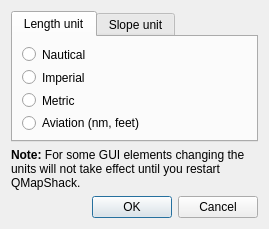
Maproom/qmapshack, file src/qmapshack/units/IUnitsSetup.ui: the form before one commit.
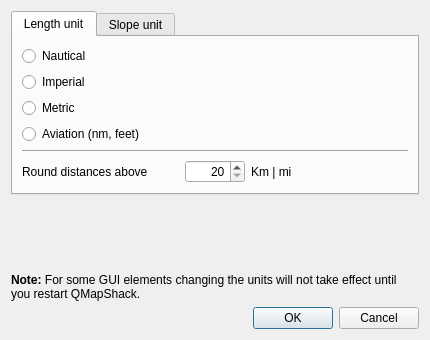
The form after the commit.

Commit message: Add configuration option to handle distance rounding

Patch:
```diff
--- a/src/qmapshack/units/IUnitsSetup.ui
+++ b/src/qmapshack/units/IUnitsSetup.ui
@@ -6,8 +6,8 @@
    <rect>
     <x>0</x>
     <y>0</y>
-    <width>269</width>
-    <height>229</height>
+    <width>430</width>
+    <height>340</height>
    </rect>
   </property>
   <property name="windowTitle">
@@ -52,6 +52,56 @@
          </property>
         </widget>
        </item>
+       <item>
+        <widget class="Line" name="line">
+         <property name="orientation">
+          <enum>Qt::Horizontal</enum>
+         </property>
+        </widget>
+       </item>
+       <item>
+        <layout class="QHBoxLayout" name="horizontalLayout">
+         <item>
+          <widget class="QLabel" name="RoundText">
+           <property name="text">
+            <string>Round distances above</string>
+           </property>
+          </widget>
+         </item>
+         <item>
+          <widget class="QSpinBox" name="spinRoundLimit">
+           <property name="maximumSize">
+            <size>
+             <width>60</width>
+             <height>16777215</height>
+            </size>
+           </property>
+           <property name="layoutDirection">
+            <enum>Qt::LeftToRight</enum>
+           </property>
+           <property name="alignment">
+            <set>Qt::AlignRight|Qt::AlignTrailing|Qt::AlignVCenter</set>
+           </property>
+           <property name="minimum">
+            <number>20</number>
+           </property>
+           <property name="maximum">
+            <number>1000</number>
+           </property>
+           <property name="singleStep">
+            <number>10</number>
+           </property>
+          </widget>
+         </item>
+         <item>
+          <widget class="QLabel" name="RoundUnit">
+           <property name="text">
+            <string>Km | mi</string>
+           </property>
+          </widget>
+         </item>
+        </layout>
+       </item>
       </layout>
      </widget>
      <widget class="QWidget" name="tabSlope">
```
The commit also changes 4 other files.
